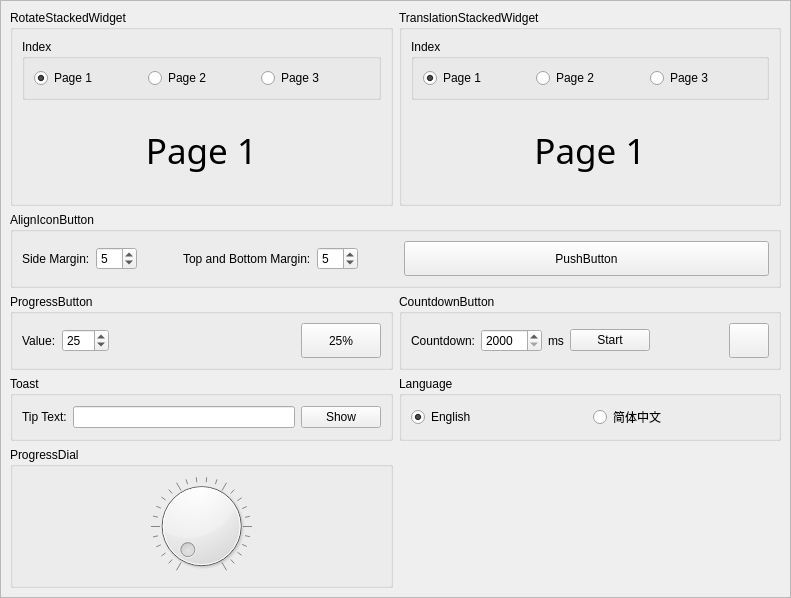
Before: the Qt Designer form CustomWidgetDemos/src/mainwidget.ui in ho-229/QtDemos, drawn with Qt 5.
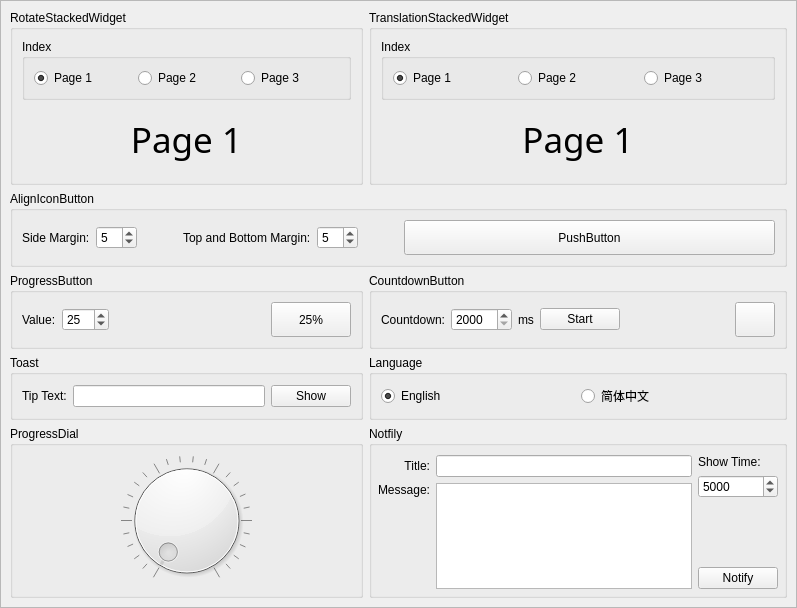
After: the same form once the commit is applied. Custom widgets are drawn as their Qt base class.

The edit to the form file:
```diff
--- a/CustomWidgetDemos/src/mainwidget.ui
+++ b/CustomWidgetDemos/src/mainwidget.ui
@@ -6,8 +6,8 @@
    <rect>
     <x>0</x>
     <y>0</y>
-    <width>791</width>
-    <height>598</height>
+    <width>797</width>
+    <height>608</height>
    </rect>
   </property>
   <property name="windowTitle">
@@ -45,251 +45,50 @@
        <rect>
         <x>0</x>
         <y>0</y>
-        <width>789</width>
-        <height>596</height>
+        <width>795</width>
+        <height>606</height>
        </rect>
       </property>
-      <layout class="QGridLayout" name="gridLayout_2">
-       <item row="0" column="1">
-        <widget class="QGroupBox" name="groupBox_3">
+      <layout class="QGridLayout" name="gridLayout_2" rowstretch="0,0,0,0,0">
+       <item row="2" column="1">
+        <widget class="QGroupBox" name="groupBox_8">
          <property name="title">
-          <string>TranslationStackedWidget</string>
+          <string>CountdownButton</string>
          </property>
-         <layout class="QVBoxLayout" name="verticalLayout_2">
+         <layout class="QHBoxLayout" name="horizontalLayout_13">
           <item>
-           <widget class="QGroupBox" name="groupBox_4">
-            <property name="title">
-             <string>Index</string>
-            </property>
-            <layout class="QHBoxLayout" name="horizontalLayout_6">
-             <item>
-              <widget class="QRadioButton" name="translation_0">
-               <property name="text">
-                <string>Page 1</string>
-               </property>
-               <property name="checked">
-                <bool>true</bool>
-               </property>
-              </widget>
-             </item>
-             <item>
-              <widget class="QRadioButton" name="translation_1">
-               <property name="text">
-                <string>Page 2</string>
-               </property>
-              </widget>
-             </item>
-             <item>
-              <widget class="QRadioButton" name="translation_3">
-               <property name="text">
-                <string>Page 3</string>
-               </property>
-              </widget>
-             </item>
-            </layout>
-           </widget>
-          </item>
-          <item>
-           <widget class="TranslationStackedWidget" name="translationStackedWidget">
-            <widget class="QWidget" name="Tpage">
-             <layout class="QHBoxLayout" name="horizontalLayout_7">
-              <item>
-               <widget class="QLabel" name="label_5">
-                <property name="font">
-                 <font>
-                  <family>微软雅黑</family>
-                  <pointsize>26</pointsize>
-                 </font>
-                </property>
-                <property name="text">
-                 <string>Page 1</string>
-                </property>
-                <property name="alignment">
-                 <set>Qt::AlignCenter</set>
-                </property>
-               </widget>
-              </item>
-             </layout>
-            </widget>
-            <widget class="QWidget" name="Tpage_2">
-             <layout class="QHBoxLayout" name="horizontalLayout_8">
-              <item>
-               <widget class="QLabel" name="label_6">
-                <property name="font">
-                 <font>
-                  <family>微软雅黑</family>
-                  <pointsize>26</pointsize>
-                 </font>
-                </property>
-                <property name="text">
-                 <string>Page 2</string>
-                </property>
-                <property name="alignment">
-                 <set>Qt::AlignCenter</set>
-                </property>
-               </widget>
-              </item>
-             </layout>
-            </widget>
-            <widget class="QWidget" name="Tpage_3">
-             <layout class="QHBoxLayout" name="horizontalLayout_9">
-              <item>
-               <widget class="QLabel" name="label_7">
-                <property name="font">
-                 <font>
-                  <family>微软雅黑</family>
-                  <pointsize>26</pointsize>
-                 </font>
-                </property>
-                <property name="text">
-                 <string>Page 3</string>
-                </property>
-                <property name="alignment">
-                 <set>Qt::AlignCenter</set>
-                </property>
-               </widget>
-              </item>
-             </layout>
-            </widget>
-           </widget>
-          </item>
-         </layout>
-        </widget>
-       </item>
-       <item row="0" column="0">
-        <widget class="QGroupBox" name="groupBox_2">
-         <property name="title">
-          <string>RotateStackedWidget</string>
-         </property>
-         <layout class="QVBoxLayout" name="verticalLayout">
-          <item>
-           <widget class="QGroupBox" name="groupBox">
-            <property name="title">
-             <string>Index</string>
-            </property>
-            <layout class="QHBoxLayout" name="horizontalLayout_2">
-             <item>
-              <widget class="QRadioButton" name="rotate_0">
-               <property name="text">
-                <string>Page 1</string>
-               </property>
-               <property name="checked">
-                <bool>true</bool>
-               </property>
-              </widget>
-             </item>
-             <item>
-              <widget class="QRadioButton" name="rotate_1">
-               <property name="text">
-                <string>Page 2</string>
-               </property>
-              </widget>
-             </item>
-             <item>
-              <widget class="QRadioButton" name="rotate_2">
-               <property name="text">
-                <string>Page 3</string>
-               </property>
-              </widget>
-             </item>
-            </layout>
-           </widget>
-          </item>
-          <item>
-           <widget class="RotateStackedWidget" name="rotateStackedWidget">
-            <property name="currentIndex">
-             <number>0</number>
-            </property>
-            <widget class="QWidget" name="Rpage">
-             <layout class="QHBoxLayout" name="horizontalLayout_3">
-              <item>
-               <widget class="QLabel" name="label_2">
-                <property name="font">
-                 <font>
-                  <family>微软雅黑</family>
-                  <pointsize>26</pointsize>
-                 </font>
-                </property>
-                <property name="text">
-                 <string>Page 1</string>
-                </property>
-                <property name="alignment">
-                 <set>Qt::AlignCenter</set>
-                </property>
-               </widget>
-              </item>
-             </layout>
-            </widget>
-            <widget class="QWidget" name="Rpage_2">
-             <layout class="QHBoxLayout" name="horizontalLayout_4">
-              <item>
-               <widget class="QLabel" name="label_3">
-                <property name="font">
-                 <font>
-                  <family>微软雅黑</family>
-                  <pointsize>26</pointsize>
-                 </font>
-                </property>
-                <property name="text">
-                 <string>Page 2</string>
-                </property>
-                <property name="alignment">
-                 <set>Qt::AlignCenter</set>
-                </property>
-               </widget>
-              </item>
-             </layout>
-            </widget>
-            <widget class="QWidget" name="Rpage_3">
-             <layout class="QHBoxLayout" name="horizontalLayout_5">
-              <item>
-               <widget class="QLabel" name="label_4">
-                <property name="font">
-                 <font>
-                  <family>微软雅黑</family>
-                  <pointsize>26</pointsize>
-                 </font>
-                </property>
-                <property name="text">
-                 <string>Page 3</string>
-                </property>
-                <property name="alignment">
-                 <set>Qt::AlignCenter</set>
-                </property>
-               </widget>
-              </item>
-             </layout>
-            </widget>
-           </widget>
-          </item>
-         </layout>
-        </widget>
-       </item>
-       <item row="2" column="0">
-        <widget class="QGroupBox" name="groupBox_7">
-         <property name="title">
-          <string>ProgressButton</string>
-         </property>
-         <layout class="QHBoxLayout" name="horizontalLayout_12">
-          <item>
-           <widget class="QLabel" name="label_10">
+           <widget class="QLabel" name="label_11">
             <property name="text">
-             <string>Value:</string>
+             <string>Countdown:</string>
             </property>
            </widget>
           </item>
           <item>
-           <widget class="QSpinBox" name="valueSpinBox">
+           <widget class="QSpinBox" name="countdownSpinBox">
+            <property name="minimum">
+             <number>2000</number>
+            </property>
             <property name="maximum">
-             <number>100</number>
+             <number>10000</number>
             </property>
-            <property name="value">
-             <number>25</number>
+           </widget>
+          </item>
+          <item>
+           <widget class="QLabel" name="label_12">
+            <property name="text">
+             <string>ms</string>
             </property>
            </widget>
           </item>
           <item>
-           <spacer name="horizontalSpacer_3">
+           <widget class="QPushButton" name="countdownStartBtn">
+            <property name="text">
+             <string>Start</string>
+            </property>
+           </widget>
+          </item>
+          <item>
+           <spacer name="horizontalSpacer_4">
             <property name="orientation">
              <enum>Qt::Horizontal</enum>
             </property>
@@ -302,7 +101,7 @@
            </spacer>
           </item>
           <item>
-           <widget class="ProgressButton" name="progressButton">
+           <widget class="CountdownButton" name="countdownBtn">
             <property name="minimumSize">
              <size>
               <width>35</width>
@@ -310,7 +109,7 @@
              </size>
             </property>
             <property name="text">
-             <string>25%</string>
+             <string/>
             </property>
            </widget>
           </item>
@@ -399,6 +198,58 @@
          </layout>
         </widget>
        </item>
+       <item row="2" column="0">
+        <widget class="QGroupBox" name="groupBox_7">
+         <property name="title">
+          <string>ProgressButton</string>
+         </property>
+         <layout class="QHBoxLayout" name="horizontalLayout_12">
+          <item>
+           <widget class="QLabel" name="label_10">
+            <property name="text">
+             <string>Value:</string>
+            </property>
+           </widget>
+          </item>
+          <item>
+           <widget class="QSpinBox" name="valueSpinBox">
+            <property name="maximum">
+             <number>100</number>
+            </property>
+            <property name="value">
+             <number>25</number>
+            </property>
+           </widget>
+          </item>
+          <item>
+           <spacer name="horizontalSpacer_3">
+            <property name="orientation">
+             <enum>Qt::Horizontal</enum>
+            </property>
+            <property name="sizeHint" stdset="0">
+             <size>
+              <width>40</width>
+              <height>20</height>
+             </size>
+            </property>
+           </spacer>
+          </item>
+          <item>
+           <widget class="ProgressButton" name="progressButton">
+            <property name="minimumSize">
+             <size>
+              <width>35</width>
+              <height>35</height>
+             </size>
+            </property>
+            <property name="text">
+             <string>25%</string>
+            </property>
+           </widget>
+          </item>
+         </layout>
+        </widget>
+       </item>
        <item row="3" column="0">
         <widget class="QGroupBox" name="toastBox">
          <property name="title">
@@ -451,6 +302,221 @@
          </layout>
         </widget>
        </item>
+       <item row="0" column="0">
+        <widget class="QGroupBox" name="groupBox_2">
+         <property name="title">
+          <string>RotateStackedWidget</string>
+         </property>
+         <layout class="QVBoxLayout" name="verticalLayout">
+          <item>
+           <widget class="QGroupBox" name="groupBox">
+            <property name="title">
+             <string>Index</string>
+            </property>
+            <layout class="QHBoxLayout" name="horizontalLayout_2">
+             <item>
+              <widget class="QRadioButton" name="rotate_0">
+               <property name="text">
+                <string>Page 1</string>
+               </property>
+               <property name="checked">
+                <bool>true</bool>
+               </property>
+              </widget>
+             </item>
+             <item>
+              <widget class="QRadioButton" name="rotate_1">
+               <property name="text">
+                <string>Page 2</string>
+               </property>
+              </widget>
+             </item>
+             <item>
+              <widget class="QRadioButton" name="rotate_2">
+               <property name="text">
+                <string>Page 3</string>
+               </property>
+              </widget>
+             </item>
+            </layout>
+           </widget>
+          </item>
+          <item>
+           <widget class="RotateStackedWidget" name="rotateStackedWidget">
+            <property name="currentIndex">
+             <number>0</number>
+            </property>
+            <widget class="QWidget" name="Rpage">
+             <layout class="QHBoxLayout" name="horizontalLayout_3">
+              <item>
+               <widget class="QLabel" name="label_2">
+                <property name="font">
+                 <font>
+                  <family>微软雅黑</family>
+                  <pointsize>26</pointsize>
+                 </font>
+                </property>
+                <property name="text">
+                 <string>Page 1</string>
+                </property>
+                <property name="alignment">
+                 <set>Qt::AlignCenter</set>
+                </property>
+               </widget>
+              </item>
+             </layout>
+            </widget>
+            <widget class="QWidget" name="Rpage_2">
+             <layout class="QHBoxLayout" name="horizontalLayout_4">
+              <item>
+               <widget class="QLabel" name="label_3">
+                <property name="font">
+                 <font>
+                  <family>微软雅黑</family>
+                  <pointsize>26</pointsize>
+                 </font>
+                </property>
+                <property name="text">
+                 <string>Page 2</string>
+                </property>
+                <property name="alignment">
+                 <set>Qt::AlignCenter</set>
+                </property>
+               </widget>
+              </item>
+             </layout>
+            </widget>
+            <widget class="QWidget" name="Rpage_3">
+             <layout class="QHBoxLayout" name="horizontalLayout_5">
+              <item>
+               <widget class="QLabel" name="label_4">
+                <property name="font">
+                 <font>
+                  <family>微软雅黑</family>
+                  <pointsize>26</pointsize>
+                 </font>
+                </property>
+                <property name="text">
+                 <string>Page 3</string>
+                </property>
+                <property name="alignment">
+                 <set>Qt::AlignCenter</set>
+                </property>
+               </widget>
+              </item>
+             </layout>
+            </widget>
+           </widget>
+          </item>
+         </layout>
+        </widget>
+       </item>
+       <item row="0" column="1">
+        <widget class="QGroupBox" name="groupBox_3">
+         <property name="title">
+          <string>TranslationStackedWidget</string>
+         </property>
+         <layout class="QVBoxLayout" name="verticalLayout_2">
+          <item>
+           <widget class="QGroupBox" name="groupBox_4">
+            <property name="title">
+             <string>Index</string>
+            </property>
+            <layout class="QHBoxLayout" name="horizontalLayout_6">
+             <item>
+              <widget class="QRadioButton" name="translation_0">
+               <property name="text">
+                <string>Page 1</string>
+               </property>
+               <property name="checked">
+                <bool>true</bool>
+               </property>
+              </widget>
+             </item>
+             <item>
+              <widget class="QRadioButton" name="translation_1">
+               <property name="text">
+                <string>Page 2</string>
+               </property>
+              </widget>
+             </item>
+             <item>
+              <widget class="QRadioButton" name="translation_3">
+               <property name="text">
+                <string>Page 3</string>
+               </property>
+              </widget>
+             </item>
+            </layout>
+           </widget>
+          </item>
+          <item>
+           <widget class="TranslationStackedWidget" name="translationStackedWidget">
+            <widget class="QWidget" name="Tpage">
+             <layout class="QHBoxLayout" name="horizontalLayout_7">
+              <item>
+               <widget class="QLabel" name="label_5">
+                <property name="font">
+                 <font>
+                  <family>微软雅黑</family>
+                  <pointsize>26</pointsize>
+                 </font>
+                </property>
+                <property name="text">
+                 <string>Page 1</string>
+                </property>
+                <property name="alignment">
+                 <set>Qt::AlignCenter</set>
+                </property>
+               </widget>
+              </item>
+             </layout>
+            </widget>
+            <widget class="QWidget" name="Tpage_2">
+             <layout class="QHBoxLayout" name="horizontalLayout_8">
+              <item>
+               <widget class="QLabel" name="label_6">
+                <property name="font">
+                 <font>
+                  <family>微软雅黑</family>
+                  <pointsize>26</pointsize>
+                 </font>
+                </property>
+                <property name="text">
+                 <string>Page 2</string>
+                </property>
+                <property name="alignment">
+                 <set>Qt::AlignCenter</set>
+                </property>
+               </widget>
+              </item>
+             </layout>
+            </widget>
+            <widget class="QWidget" name="Tpage_3">
+             <layout class="QHBoxLayout" name="horizontalLayout_9">
+              <item>
+               <widget class="QLabel" name="label_7">
+                <property name="font">
+                 <font>
+                  <family>微软雅黑</family>
+                  <pointsize>26</pointsize>
+                 </font>
+                </property>
+                <property name="text">
+                 <string>Page 3</string>
+                </property>
+                <property name="alignment">
+                 <set>Qt::AlignCenter</set>
+                </property>
+               </widget>
+              </item>
+             </layout>
+            </widget>
+           </widget>
+          </item>
+         </layout>
+        </widget>
+       </item>
        <item row="4" column="0">
         <widget class="QGroupBox" name="groupBox_9">
          <property name="title">
@@ -462,7 +528,7 @@
             <property name="minimumSize">
              <size>
               <width>0</width>
-              <height>0</height>
+              <height>56</height>
              </size>
             </property>
             <property name="notchesVisible">
@@ -473,68 +539,117 @@
          </layout>
         </widget>
        </item>
-       <item row="2" column="1">
-        <widget class="QGroupBox" name="groupBox_8">
+       <item row="4" column="1">
+        <widget class="QGroupBox" name="groupBox_10">
          <property name="title">
-          <string>CountdownButton</string>
+          <string>Notfily</string>
          </property>
-         <layout class="QHBoxLayout" name="horizontalLayout_13">
+         <layout class="QHBoxLayout" name="horizontalLayout_16">
+          <property name="leftMargin">
+           <number>6</number>
+          </property>
+          <property name="rightMargin">
+           <number>6</number>
+          </property>
+          <property name="bottomMargin">
+           <number>6</number>
+          </property>
           <item>
-           <widget class="QLabel" name="label_11">
-            <property name="text">
-             <string>Countdown:</string>
-            </property>
-           </widget>
+           <layout class="QGridLayout" name="gridLayout">
+            <item row="0" column="0">
+             <widget class="QLabel" name="label_13">
+              <property name="text">
+               <string>Title:</string>
+              </property>
+              <property name="alignment">
+               <set>Qt::AlignRight|Qt::AlignTrailing|Qt::AlignVCenter</set>
+              </property>
+             </widget>
+            </item>
+            <item row="0" column="1">
+             <widget class="QLineEdit" name="titleEdit"/>
+            </item>
+            <item row="1" column="0">
+             <widget class="QLabel" name="label_14">
+              <property name="text">
+               <string>Message:</string>
+              </property>
+              <property name="alignment">
+               <set>Qt::AlignRight|Qt::AlignTrailing|Qt::AlignVCenter</set>
+              </property>
+             </widget>
+            </item>
+            <item row="1" column="1" rowspan="2">
+             <widget class="QPlainTextEdit" name="messageEdit">
+              <property name="maximumSize">
+               <size>
+                <width>16777215</width>
+                <height>16777215</height>
+               </size>
+              </property>
+             </widget>
+            </item>
+            <item row="2" column="0">
+             <spacer name="verticalSpacer">
+              <property name="orientation">
+               <enum>Qt::Vertical</enum>
+              </property>
+              <property name="sizeHint" stdset="0">
+               <size>
+                <width>20</width>
+                <height>40</height>
+               </size>
+              </property>
+             </spacer>
+            </item>
+           </layout>
           </item>
           <item>
-           <widget class="QSpinBox" name="countdownSpinBox">
-            <property name="minimum">
-             <number>2000</number>
-            </property>
-            <property name="maximum">
-             <number>10000</number>
-            </property>
-           </widget>
-          </item>
-          <item>
-           <widget class="QLabel" name="label_12">
-            <property name="text">
-             <string>ms</string>
-            </property>
-           </widget>
-          </item>
-          <item>
-           <widget class="QPushButton" name="countdownStartBtn">
-            <property name="text">
-             <string>Start</string>
-            </property>
-           </widget>
-          </item>
-          <item>
-           <spacer name="horizontalSpacer_4">
-            <property name="orientation">
-             <enum>Qt::Horizontal</enum>
-            </property>
-            <property name="sizeHint" stdset="0">
-             <size>
-              <width>40</width>
-              <height>20</height>
-             </size>
-            </property>
-           </spacer>
-          </item>
-          <item>
-           <widget class="CountdownButton" name="countdownBtn">
-            <property name="minimumSize">
-             <size>
-              <width>35</width>
-              <height>35</height>
-             </size>
-            </property>
-            <property name="text">
-             <string/>
-            </property>
-           </widget>
+           <layout class="QVBoxLayout" name="verticalLayout_3">
+            <item>
+             <widget class="QLabel" name="label_15">
+              <property name="text">
+               <string>Show Time:</string>
+              </property>
+             </widget>
+            </item>
+            <item>
+             <widget class="QSpinBox" name="showSpinBox">
+              <property name="minimum">
+               <number>100</number>
+              </property>
+              <property name="maximum">
+               <number>20000</number>
+              </property>
+              <property name="singleStep">
+               <number>50</number>
+              </property>
+              <property name="value">
+               <number>5000</number>
+              </property>
+             </widget>
+            </item>
+            <item>
+             <spacer name="verticalSpacer_2">
+              <property name="orientation">
+               <enum>Qt::Vertical</enum>
+              </property>
+              <property name="sizeHint" stdset="0">
+               <size>
+                <width>20</width>
+                <height>40</height>
+               </size>
+              </property>
+             </spacer>
+            </item>
+            <item>
+             <widget class="QPushButton" name="notifyBtn">
+              <property name="text">
+               <string>Notify</string>
+              </property>
+             </widget>
+            </item>
+           </layout>
           </item>
          </layout>
         </widget>
```
